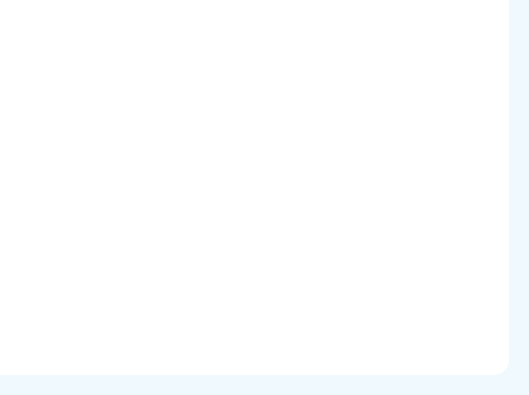
Old version of the form interfaces/camera.ui in the repository Andonny1up/AICountDrive; both pictures show x 253 to 782 and y 105 to 500 of the 782 by 500 pixel window.
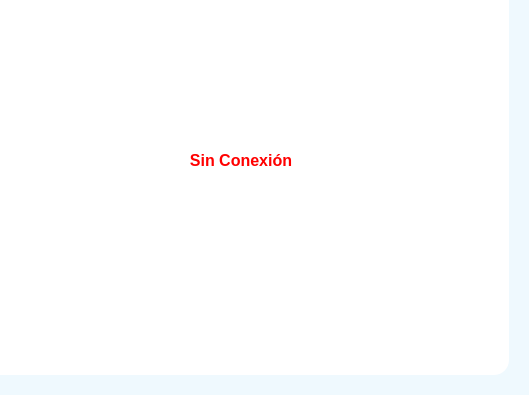
New version of the form. Icons and pictures are not drawn.

Patch:
```diff
--- a/interfaces/camera.ui
+++ b/interfaces/camera.ui
@@ -42,6 +42,9 @@
 	padding: 5px;
 	border-radius: 5px;
 	color: white;
+}
+#lblVideo{
+	color: red;
 }</string>
   </property>
   <layout class="QVBoxLayout" name="verticalLayout">
@@ -194,12 +197,24 @@
                 <height>16777215</height>
                </size>
               </property>
+              <property name="font">
+               <font>
+                <pointsize>12</pointsize>
+                <bold>true</bold>
+               </font>
+              </property>
+              <property name="cursor">
+               <cursorShape>ArrowCursor</cursorShape>
+              </property>
               <property name="text">
-               <string/>
+               <string>Sin Conexión</string>
               </property>
               <property name="scaledContents">
                <bool>true</bool>
               </property>
+              <property name="alignment">
+               <set>Qt::AlignCenter</set>
+              </property>
              </widget>
             </item>
            </layout>
```
